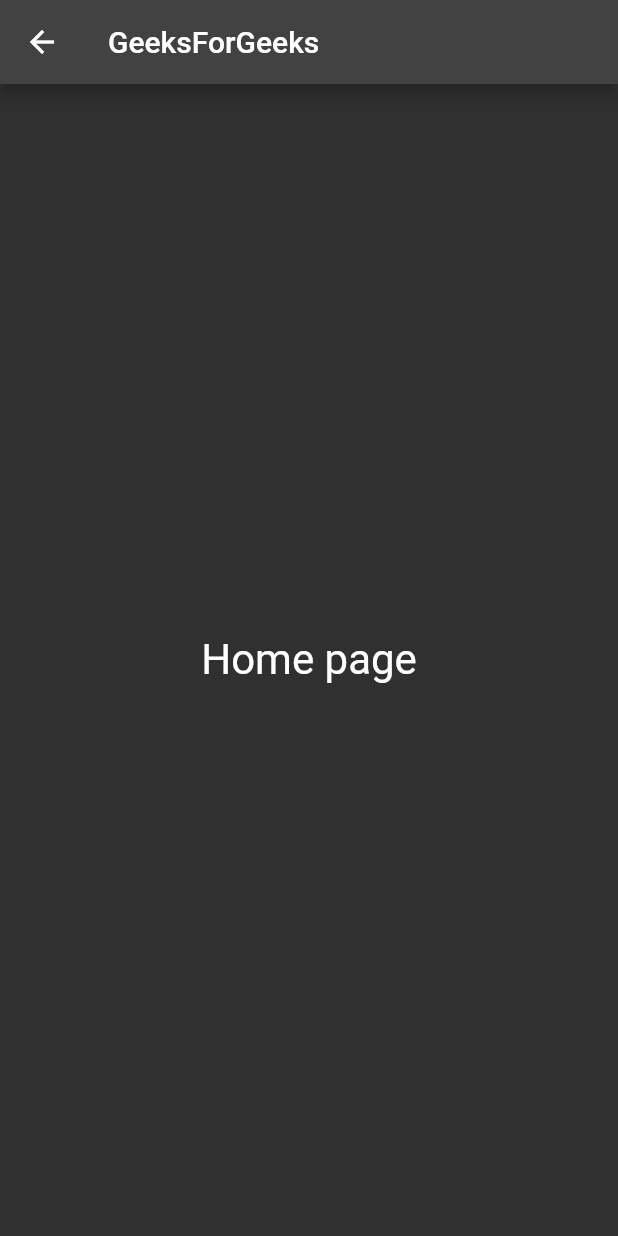
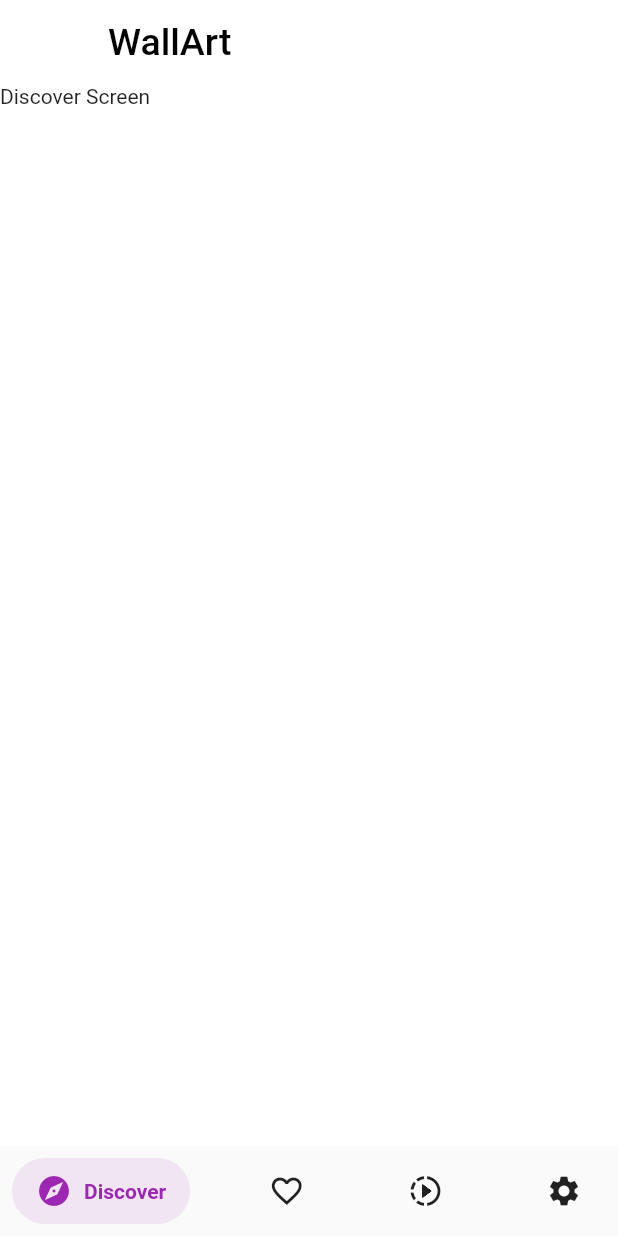
Before and after one commit to Govind240321/wallpapers, a Flutter app: the HomeScreen screen opened by its route, on a phone screen of 412 x 824 dp. Run offline on Flutter 3.47's test engine with Material 2 defaults, Android fonts, the phone set to English and light mode, and no system bars; drawn by our look-alikes of salomon_bottom_bar; our stand-ins replace animated_text_kit, get, google_fonts, liquid_swipe, slider_button, video_player; missing offline and left inert: device_frame; Roboto replaces fonts that are missing (Sancreek).

Commit message:
toolbar in progress

```diff
--- a/lib/main.dart
+++ b/lib/main.dart
@@ -15,7 +15,6 @@ class MyApp extends StatelessWidget {
   @override
   Widget build(BuildContext context) {
     return GetMaterialApp(
-      theme: ThemeData.dark(),
       debugShowCheckedModeBanner: false,
       getPages: getPages,
       title: 'Rest API Using GetX Demo',
--- /dev/null
+++ b/lib/ui/views/discover_screen.dart
@@ -0,0 +1,20 @@
+
+import 'package:flutter/cupertino.dart';
+import 'package:flutter/material.dart';
+
+class DiscoverScreen extends StatefulWidget{
+
+  @override
+  _DiscoverScreen createState() => _DiscoverScreen();
+}
+
+class _DiscoverScreen extends State<DiscoverScreen> {
+  @override
+  Widget build(BuildContext context) {
+    return Container(
+        width: double.infinity,
+        height: double.infinity,
+        color: Colors.white,
+        child: const Text("Discover Screen"));
+  }
+}
--- a/lib/ui/views/home_screen.dart
+++ b/lib/ui/views/home_screen.dart
@@ -1,13 +1,91 @@
 import 'package:flutter/material.dart';
+import 'package:google_fonts/google_fonts.dart';
+import 'package:salomon_bottom_bar/salomon_bottom_bar.dart';
+import 'package:wallpapers/ui/views/components/wallart_logo.dart';
+import 'package:wallpapers/ui/views/discover_screen.dart';
 
-class HomeScreen extends StatelessWidget {
+class HomeScreen extends StatefulWidget{
+  @override
+  _HomeScreen createState() => _HomeScreen();
+}
+
+class _HomeScreen extends State<HomeScreen> {
+  var _currentIndex = 0;
+
   @override
   Widget build(BuildContext context) {
     return Scaffold(
-      appBar: AppBar(title: const Text("GeeksForGeeks")),
-      body: const Center(
-          child:Text("Home page",textScaleFactor: 2,)
+      appBar: AppBar(
+        title: Text("WallArt",style: GoogleFonts.sancreek(textStyle: const TextStyle(fontSize: 25,color: Colors.black))),
+        centerTitle: false,
+        elevation: 0,
+        actions: [
+          _renderStreaksIcon()
+        ],
+        backgroundColor: Colors.white,
+      ),
+      body: _renderScreen(_currentIndex),
+      bottomNavigationBar: SalomonBottomBar(
+        currentIndex: _currentIndex,
+        onTap: (i) => setState(() => _currentIndex = i),
+        items: [
+          /// Home
+          SalomonBottomBarItem(
+            icon: const Icon(Icons.explore),
+            title: const Text("Discover"),
+            selectedColor: Colors.purple,
+          ),
+
+          /// Likes
+          SalomonBottomBarItem(
+            icon: const Icon(Icons.favorite_border),
+            title: const Text("Favorites"),
+            selectedColor: Colors.pink,
+          ),
+
+          /// Search
+          SalomonBottomBarItem(
+            icon: const Icon(Icons.slow_motion_video),
+            title: const Text("Live wallpaper"),
+            selectedColor: Colors.orange,
+          ),
+
+          /// Profile
+          SalomonBottomBarItem(
+            icon: const Icon(Icons.settings),
+            title: const Text("Settings"),
+            selectedColor: Colors.teal,
+          ),
+        ],
       ),
     );
   }
+
+  Widget _renderScreen(int currentIndex) {
+    Widget widget = Container();
+
+    switch(_currentIndex){
+      case 0 :
+      widget = DiscoverScreen();
+      break;
+
+      case 1 :
+      widget = const Text("Like Screen");
+      break;
+
+      case 2 :
+      widget = const Text("Search Screen");
+      break;
+
+      case 3 :
+      widget = const Text("Profile Screen");
+      break;
+    }
+
+    return widget;
+  }
 }
+
+Widget _renderStreaksIcon() {
+  return Container();
+}
--- a/lib/ui/views/onboarding_screen.dart
+++ b/lib/ui/views/onboarding_screen.dart
@@ -11,17 +11,6 @@ import 'package:wallpapers/ui/views/home_screen.dart';
 
 import '../constant/route_constant.dart';
 import '../helpers/navigation_utils.dart';
-
-///Class to hold data for itembuilder in Withbuilder app.
-class ItemData {
-  final Color color;
-  final String image;
-  final String text1;
-  final String text2;
-  final String text3;
-
-  ItemData(this.color, this.image, this.text1, this.text2, this.text3);
-}
 
 class OnboardingScreen extends StatefulWidget {
   static const style = TextStyle(
@@ -177,21 +166,18 @@ class _OnboardingScreen extends State<OnboardingScreen> {
               ),
             ),
           ),
-          const Padding(
-            padding: EdgeInsets.all(20.0),
-          ),
           Column(
             children: const <Widget>[
               Text(
-                "Transform your device",
+                "Find your",
                 style: OnboardingScreen.style,
               ),
               Text(
-                "with beautiful",
+                "perfect wallpaper",
                 style: OnboardingScreen.style,
               ),
               Text(
-                "high-quality wallpapers",
+                "with us!",
                 style: OnboardingScreen.style,
               ),
               SizedBox(height: 80,)
@@ -214,6 +200,7 @@ class _OnboardingScreen extends State<OnboardingScreen> {
               slideIconWidget: page < 2 ? const Icon(Icons.arrow_back_ios) : null,
               onPageChangeCallback: pageChangeCallback,
               waveType: WaveType.liquidReveal,
+              enableSideReveal: true,
               liquidController: liquidController,
               enableLoop: false,
               ignoreUserGestureWhileAnimating: true,
--- a/pubspec.yaml
+++ b/pubspec.yaml
@@ -43,6 +43,7 @@ dependencies:
   device_frame: ^1.1.0
   liquid_swipe: ^3.0.0
   slider_button: ^2.0.0
+  salomon_bottom_bar: ^3.3.1
 
 dev_dependencies:
   flutter_test:
```
Also changed, not shown: pubspec.lock, 1 other file.
